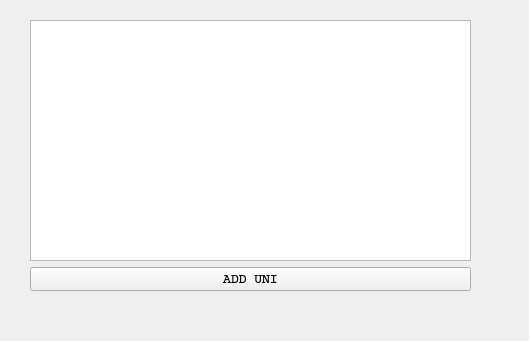
First picture: the form in universitywidget.ui, repository casalete/ErasmusIo, before the edit.
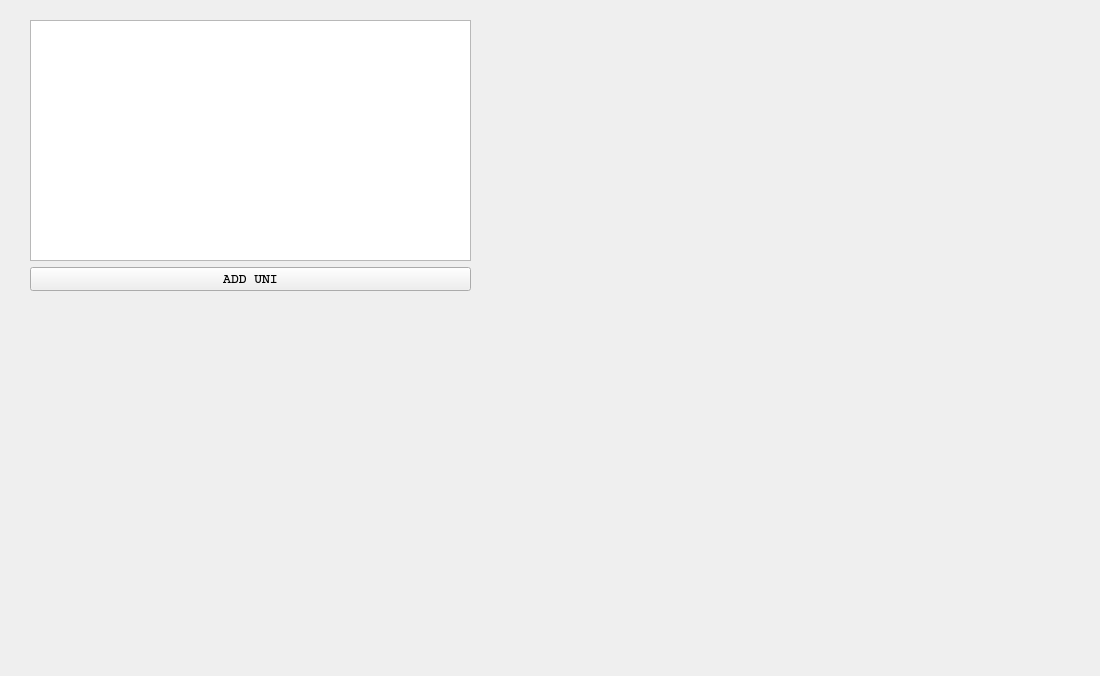
Second picture: the form after the edit. Icons and pictures are not drawn.

Diff of the .ui file:
```diff
--- a/universitywidget.ui
+++ b/universitywidget.ui
@@ -6,8 +6,8 @@
    <rect>
     <x>0</x>
     <y>0</y>
-    <width>529</width>
-    <height>341</height>
+    <width>1100</width>
+    <height>676</height>
    </rect>
   </property>
   <property name="windowTitle">
```
Left out of the diff: 2 changed lines with no effect on the pictures.
